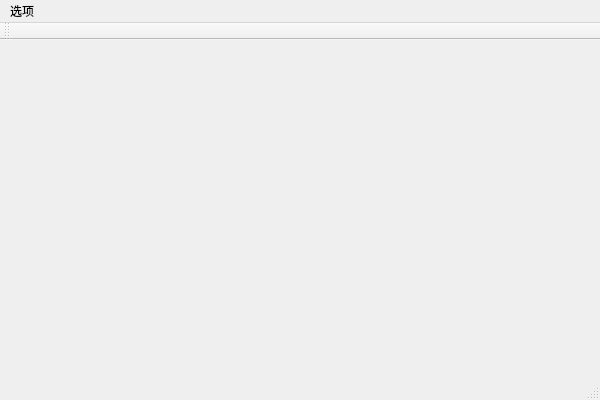
Old version of the form MindEyeApp/MindEyeApp.ui in the repository LaoQiongGui/MindEye.
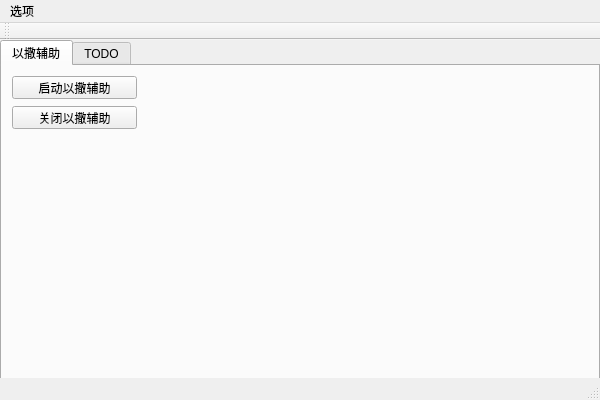
New version of the form.

Commit message: 更改：使用QT重构MindEye界面

The edit to the form file:
```diff
--- a/MindEyeApp/MindEyeApp.ui
+++ b/MindEyeApp/MindEyeApp.ui
@@ -13,7 +13,54 @@
   <property name="windowTitle">
    <string>MindEyeApp</string>
   </property>
-  <widget class="QWidget" name="centralWidget"/>
+  <widget class="QWidget" name="centralWidget">
+   <widget class="QTabWidget" name="mainTabWidget">
+    <property name="geometry">
+     <rect>
+      <x>0</x>
+      <y>0</y>
+      <width>600</width>
+      <height>363</height>
+     </rect>
+    </property>
+    <widget class="QWidget" name="isaacTabWidget">
+     <attribute name="title">
+      <string>以撒辅助</string>
+     </attribute>
+     <widget class="QPushButton" name="isaacBeginBtn">
+      <property name="geometry">
+       <rect>
+        <x>10</x>
+        <y>10</y>
+        <width>125</width>
+        <height>23</height>
+       </rect>
+      </property>
+      <property name="text">
+       <string>启动以撒辅助</string>
+      </property>
+     </widget>
+     <widget class="QPushButton" name="isaacTerminateBtn">
+      <property name="geometry">
+       <rect>
+        <x>10</x>
+        <y>40</y>
+        <width>125</width>
+        <height>23</height>
+       </rect>
+      </property>
+      <property name="text">
+       <string>关闭以撒辅助</string>
+      </property>
+     </widget>
+    </widget>
+    <widget class="QWidget" name="terrainTabWidget">
+     <attribute name="title">
+      <string>TODO</string>
+     </attribute>
+    </widget>
+   </widget>
+  </widget>
   <widget class="QMenuBar" name="menuBar">
    <property name="geometry">
     <rect>
```
The commit also changes 34 other files.
